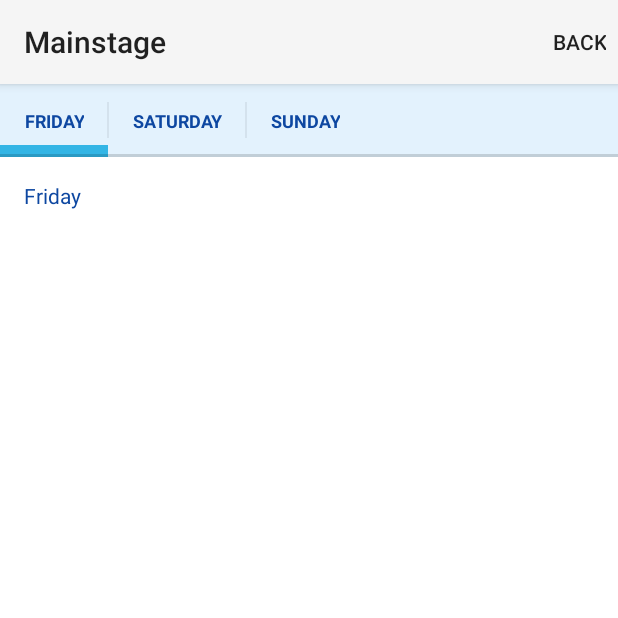
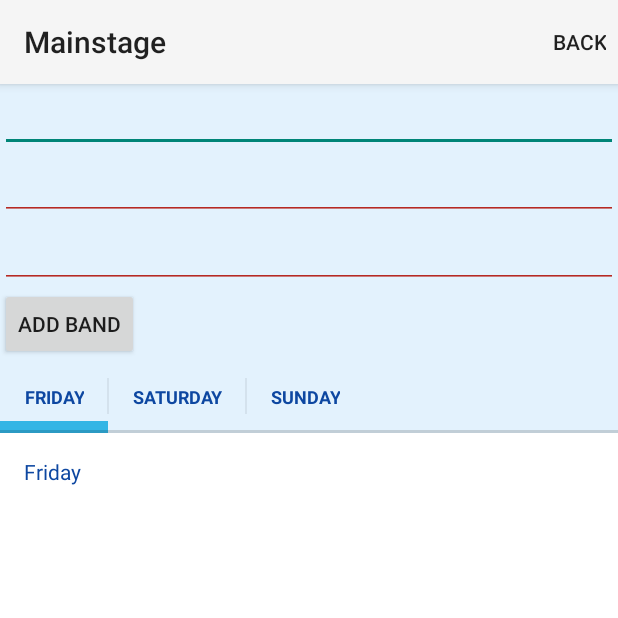
Before and after one commit to liamcreagh/Vantastival_2015, an Android app: the StagesMainstage screen opened directly, with no data from a screen before it, on a phone screen of 412 x 824 dp, the top half of it. Run offline under Robolectric (Android 15) with nearby library versions, the phone set to English and light mode, and no system bars; 1 statement that could not run was skipped.

Commit message:
Layout Done
Need some Serious styling (v11 / v14 / v21) styles set up

Added: Halfway through slidenerds SQLite tutorial #16

```diff
--- a/app/src/main/java/com/mycompany/vantastival/StagesMainstage.java
+++ b/app/src/main/java/com/mycompany/vantastival/StagesMainstage.java
@@ -1,14 +1,19 @@
 package com.mycompany.vantastival;
 
-import android.app.ActionBar;
+
+import android.content.ContentValues;
 import android.content.Intent;
-import android.support.v4.app.FragmentActivity;
+import android.database.sqlite.SQLiteDatabase;
 import android.support.v4.view.ViewPager;
-
 import android.os.Bundle;
 import android.support.v7.app.ActionBarActivity;
 import android.view.Menu;
 import android.view.MenuItem;
+import android.view.View;
+import android.widget.EditText;
+
+import com.mycompany.vantastival.db.DBAdapter;
+import com.mycompany.vantastival.db.Message;
 import com.mycompany.vantastival.stab.MainstageFragmentPagerAdapter;
 import com.mycompany.vantastival.stab.SlidingTabLayout;
 
@@ -16,6 +21,8 @@ import com.mycompany.vantastival.stab.SlidingTabLayout;
 public class StagesMainstage extends ActionBarActivity {
 
 
+    EditText bandNames, bandDescriptions, bandStages;
+    DBAdapter dbHelper;
 
     @Override
     protected void onCreate(Bundle savedInstanceState) {
@@ -29,7 +36,52 @@ public class StagesMainstage extends ActionBarActivity {
         SlidingTabLayout slidingTabLayout = (SlidingTabLayout) findViewById(R.id.mainstageTabs);
         slidingTabLayout.setViewPager(viewPager);
 
+
+        bandNames = (EditText) findViewById(R.id.bandName);
+        bandDescriptions = (EditText) findViewById(R.id.bandDescription);
+        bandStages = (EditText) findViewById(R.id.bandStage);
+
+        dbHelper = new DBAdapter(this);
+
+
     }
+
+
+
+
+
+
+
+    public void addBand(View view){
+
+
+
+        String band = bandNames.getText().toString();
+
+        String description = bandDescriptions.getText().toString();
+        String stage = bandDescriptions.getText().toString();
+
+
+
+
+        long id = dbHelper.insertData(band, description);
+
+        //       and Degs", "main", "", 6.0
+
+        if(id < 0){
+            Message.message(this, "Somethings Wrong");
+        } else {
+            Message.message(this, "Worked");
+        }
+
+    }
+
+
+
+
+
+
+
 
 
 
--- a/app/src/main/res/layout/activity_stages_mainstage.xml
+++ b/app/src/main/res/layout/activity_stages_mainstage.xml
@@ -4,6 +4,30 @@
     android:layout_height="match_parent"
 
     android:orientation="vertical">
+
+
+    <EditText
+        android:layout_width="match_parent"
+        android:layout_height="wrap_content"
+        android:id="@+id/bandName" />
+
+    <EditText
+        android:layout_width="match_parent"
+        android:layout_height="wrap_content"
+        android:id="@+id/bandDescription" />
+    <EditText
+        android:layout_width="match_parent"
+        android:layout_height="wrap_content"
+        android:id="@+id/bandStage" />
+
+    <Button
+        android:layout_width="wrap_content"
+        android:layout_height="wrap_content"
+        android:text="Add Band"
+        android:id="@+id/button"
+        android:onClick="addBand"/>
+
+
 
     <!-- The sliding tab -->
     <com.mycompany.vantastival.stab.SlidingTabLayout
--- a/app/src/main/res/layout/stages_mainstage_friday.xml
+++ b/app/src/main/res/layout/stages_mainstage_friday.xml
@@ -4,10 +4,13 @@
     android:paddingRight="@dimen/activity_horizontal_margin"
     android:paddingTop="@dimen/activity_vertical_margin"
     android:paddingBottom="@dimen/activity_vertical_margin"
-    tools:context="com.mycompany.vantastival.Test$PlaceholderFragment">
+    tools:context="com.mycompany.vantastival.Test$PlaceholderFragment"
+    android:orientation="vertical">
 
     <TextView android:id="@+id/section_label" android:layout_width="wrap_content"
         android:layout_height="wrap_content" android:text="Friday"/>
 
 
+
+
 </LinearLayout>
--- a/app/src/main/res/values/styles.xml
+++ b/app/src/main/res/values/styles.xml
@@ -1,12 +1,15 @@
 <resources>
 
+
+
+    <!-- Hand Color Link: http://www.google.com/design/spec/style/color.html#color-color-palette -->
     <!-- Base application theme. -->
 
     <style name="AppTheme" parent="AppBasedTheme">
         <item name="android:colorBackground">#E3F2FD</item>
         <item name="android:editTextColor">#2196F3</item>
 
-        <item name="android:colorPrimary">#42A5F5</item>
+
 
         <item name="android:textColorSecondary">#ffb62a23</item>
 
```
